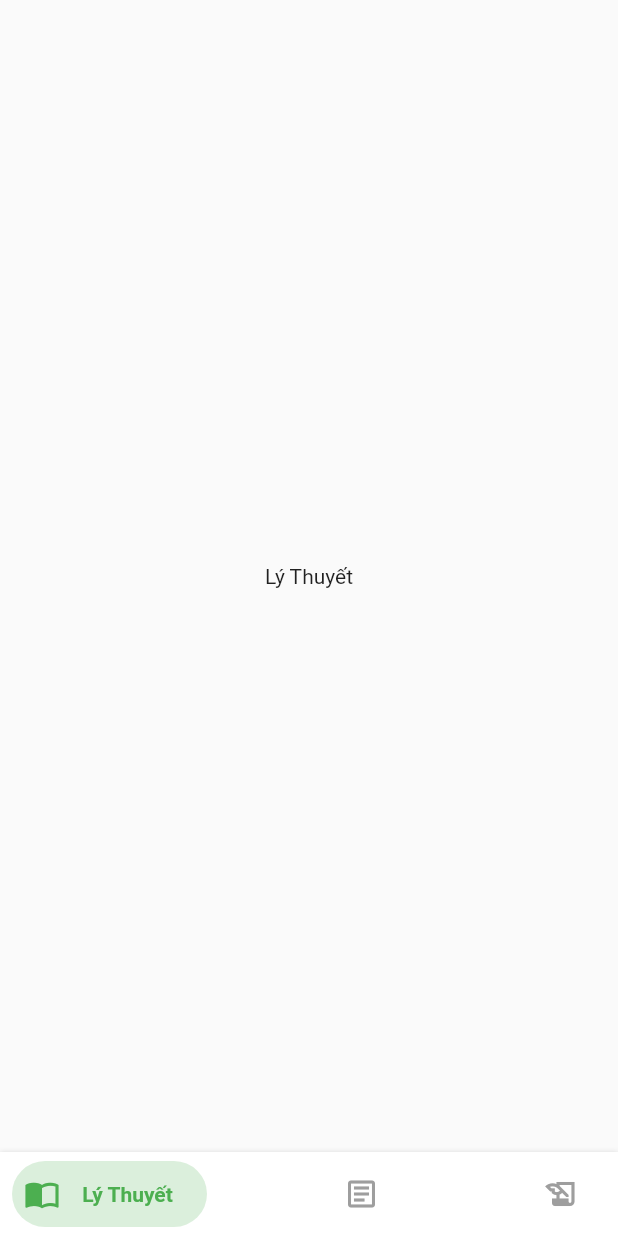
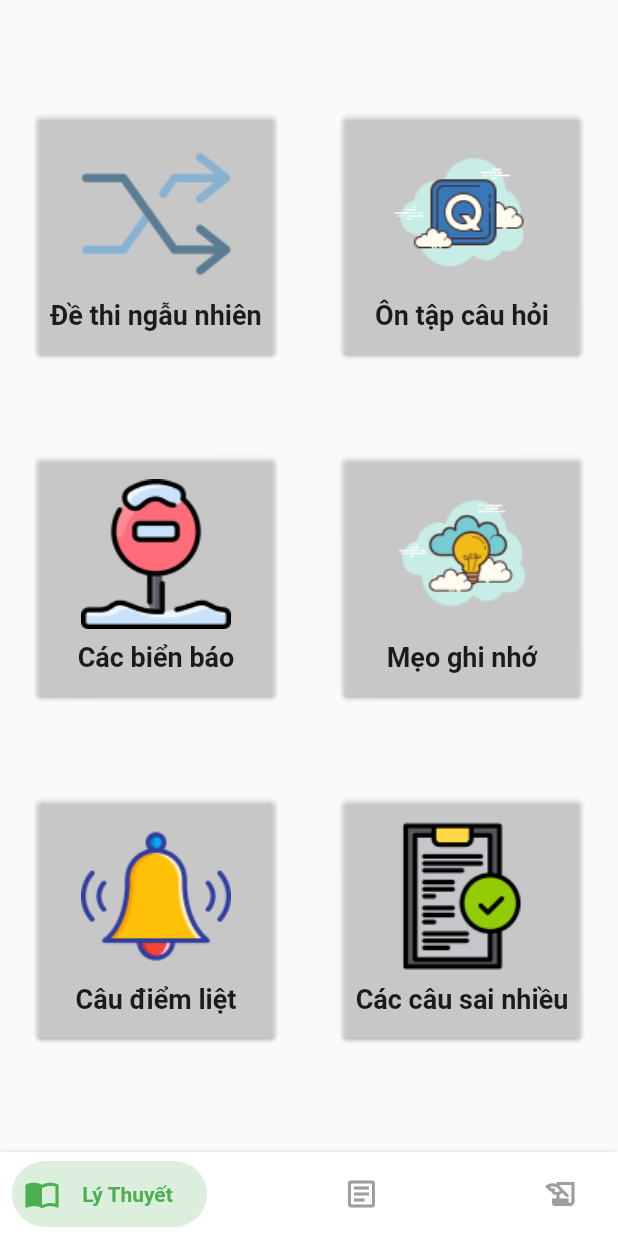
Before and after one commit to AnhTuan2k1/DrivingTheory_B2, a Flutter app: the screen it shows after launch, on a phone screen of 412 x 824 dp. Run offline on Flutter 3.47's test engine with Material 2 defaults, Android fonts, the light colour scheme and no system bars; drawn by our look-alikes of bottom_navy_bar; our stand-ins replace bloc, equatable, firebase_core, firebase_storage, flutter_bloc, step_progress_indicator; accounts and stored records are empty.

Commit message:
Update theory

```diff
--- /dev/null
+++ b/lib/UI/theory_screens/theory_item_card.dart
@@ -0,0 +1,49 @@
+import 'package:flutter/material.dart';
+
+class TheoryItemCard extends StatelessWidget {
+  const TheoryItemCard({
+    Key? key,
+    //required this.colors,
+    required this.imageName,
+    required this.description,
+    required this.onTap,
+  }) : super(key: key);
+
+  //final Color colors;
+  final String imageName;
+  final String description;
+  final VoidCallback onTap;
+  @override
+  Widget build(BuildContext context) {
+    return Card(
+      color: Colors.white24,
+      elevation: 1.1,
+      child: InkWell(
+        splashColor: Colors.green,
+        onTap: onTap,
+        child: SizedBox(
+          height: 160,
+          width: 160,
+          child: Column(
+            crossAxisAlignment: CrossAxisAlignment.center,
+            mainAxisAlignment: MainAxisAlignment.center,
+            children: [
+              Image.asset('assets/images/$imageName'),
+              Padding(
+                padding: const EdgeInsets.only(top: 8.0),
+                child: Text(
+                  description,
+                  style: const TextStyle(
+                    fontSize: 18,
+                    fontStyle: FontStyle.normal,
+                    fontWeight: FontWeight.bold,
+                  ),
+                ),
+              ),
+            ],
+          ),
+        ),
+      ),
+    );
+  }
+}
--- a/lib/UI/theory_screens/theory_screen.dart
+++ b/lib/UI/theory_screens/theory_screen.dart
@@ -1,6 +1,4 @@
-
-
-
+import 'package:driving_theory_b2/UI/theory_screens/theory_item_card.dart';
 import 'package:flutter/material.dart';
 
 class Theory extends StatelessWidget {
@@ -8,6 +6,83 @@ class Theory extends StatelessWidget {
 
   @override
   Widget build(BuildContext context) {
-    return Scaffold(body: Center(child: Text('Lý Thuyết')));
+    return Scaffold(
+      body: Center(
+        child: SingleChildScrollView(
+          scrollDirection: Axis.vertical,
+          physics: BouncingScrollPhysics(),
+          child: Column(
+            children: [
+              Padding(
+                padding: const EdgeInsets.symmetric(
+                  horizontal: 20,
+                  vertical: 30,
+                ),
+                child: Row(
+                  mainAxisAlignment: MainAxisAlignment.spaceBetween,
+                  crossAxisAlignment: CrossAxisAlignment.center,
+                  children: [
+                    TheoryItemCard(
+                      imageName: 'random.png',
+                      description: 'Đề thi ngẫu nhiên',
+                      onTap: () {},
+                    ),
+                    TheoryItemCard(
+                      imageName: 'flashcard.png',
+                      description: 'Ôn tập câu hỏi',
+                      onTap: () {},
+                    )
+                  ],
+                ),
+              ),
+              Padding(
+                padding: const EdgeInsets.symmetric(
+                  horizontal: 20,
+                  vertical: 30,
+                ),
+                child: Row(
+                  mainAxisAlignment: MainAxisAlignment.spaceBetween,
+                  crossAxisAlignment: CrossAxisAlignment.center,
+                  children: [
+                    TheoryItemCard(
+                      imageName: 'trafficsign.png',
+                      description: 'Các biển báo',
+                      onTap: () {},
+                    ),
+                    TheoryItemCard(
+                      imageName: 'idea.png',
+                      description: 'Mẹo ghi nhớ',
+                      onTap: () {},
+                    )
+                  ],
+                ),
+              ),
+              Padding(
+                padding: const EdgeInsets.symmetric(
+                  horizontal: 20,
+                  vertical: 30,
+                ),
+                child: Row(
+                  mainAxisAlignment: MainAxisAlignment.spaceBetween,
+                  crossAxisAlignment: CrossAxisAlignment.center,
+                  children: [
+                    TheoryItemCard(
+                      imageName: 'alert.png',
+                      description: 'Câu điểm liệt',
+                      onTap: () {},
+                    ),
+                    TheoryItemCard(
+                      imageName: 'confirm.png',
+                      description: 'Các câu sai nhiều',
+                      onTap: () {},
+                    )
+                  ],
+                ),
+              ),
+            ],
+          ),
+        ),
+      ),
+    );
   }
 }
--- a/lib/main.dart
+++ b/lib/main.dart
@@ -20,6 +20,7 @@ class MyApp extends StatelessWidget {
   Widget build(BuildContext context) {
     return MaterialApp(
       title: 'Flutter Demo',
+      debugShowCheckedModeBanner: false,
       theme: ThemeData.light(),
       home: const MyHomePage(),
     );
@@ -45,7 +46,7 @@ class _MyHomePageState extends State<MyHomePage> {
   }
 
   buildBody() {
-    switch(index){
+    switch (index) {
       case 0:
         return Theory();
       case 1:
@@ -54,7 +55,6 @@ class _MyHomePageState extends State<MyHomePage> {
         return Exam();
       default:
         return Theory();
-
     }
   }
 
```
Also changed, not shown: assets/images/alert.png (added), assets/images/confirm.png (added), assets/images/flashcard.png (added), assets/images/idea.png (added), assets/images/random.png (added), assets/images/trafficsign.png (added), pubspec.lock, 1 other file.
